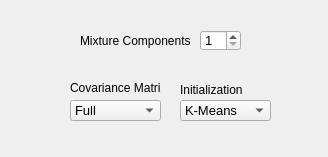
Old version of the form _AlgorithmsPlugins/GMM/paramsGMMdynamic.ui in the repository b4silio/MLDemos.
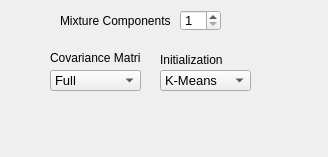
New version of the form.

The edit to the form file:
```diff
--- a/_AlgorithmsPlugins/GMM/paramsGMMdynamic.ui
+++ b/_AlgorithmsPlugins/GMM/paramsGMMdynamic.ui
@@ -16,8 +16,8 @@
   <widget class="QLabel" name="label_7">
    <property name="geometry">
     <rect>
-     <x>180</x>
-     <y>80</y>
+     <x>160</x>
+     <y>50</y>
      <width>71</width>
      <height>20</height>
     </rect>
@@ -34,8 +34,8 @@
   <widget class="QSpinBox" name="gmmCount">
    <property name="geometry">
     <rect>
-     <x>200</x>
-     <y>30</y>
+     <x>180</x>
+     <y>10</y>
      <width>41</width>
      <height>21</height>
     </rect>
@@ -61,8 +61,8 @@
   <widget class="QComboBox" name="gmmInitCombo">
    <property name="geometry">
     <rect>
-     <x>180</x>
-     <y>100</y>
+     <x>160</x>
+     <y>70</y>
      <width>91</width>
      <height>21</height>
     </rect>
@@ -100,8 +100,8 @@
   <widget class="QLabel" name="label_6">
    <property name="geometry">
     <rect>
-     <x>70</x>
-     <y>78</y>
+     <x>50</x>
+     <y>48</y>
      <width>91</width>
      <height>20</height>
     </rect>
@@ -118,8 +118,8 @@
   <widget class="QLabel" name="label_8">
    <property name="geometry">
     <rect>
-     <x>80</x>
-     <y>30</y>
+     <x>60</x>
+     <y>10</y>
      <width>111</width>
      <height>21</height>
     </rect>
@@ -136,8 +136,8 @@
   <widget class="QComboBox" name="gmmCovarianceCombo">
    <property name="geometry">
     <rect>
-     <x>70</x>
-     <y>100</y>
+     <x>50</x>
+     <y>70</y>
      <width>91</width>
      <height>21</height>
     </rect>
```
